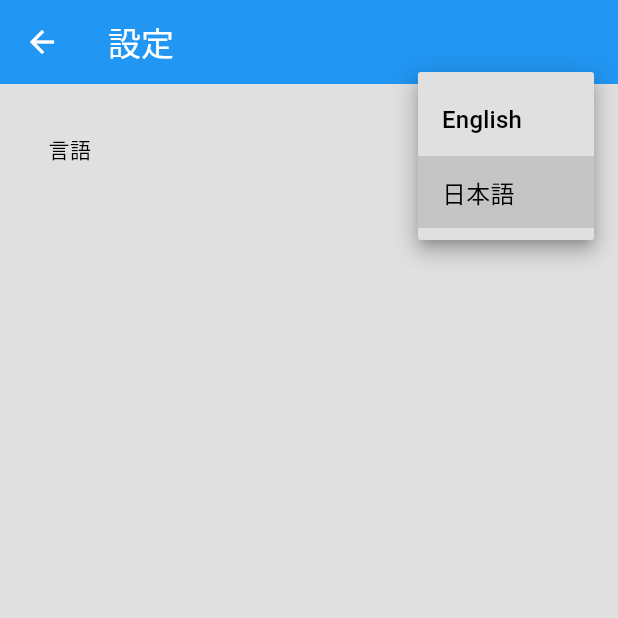
After one commit to satoyan/sweat_and_beers, a Flutter app: the SettingsScreen screen opened by its route, after a tap on "日本語", on a phone screen of 412 x 824 dp, the top half of it. The commit adds this screen. Run offline on Flutter 3.47's test engine with Material 3 defaults, Android fonts, the phone set to English and light mode, and no system bars; our stand-ins replace flutter_dotenv, geolocator, get, logger, shared_preferences; missing offline and left inert: google_maps_webservice; accounts and stored records are empty.

Commit message:
feat: Implement settings screen for language selection
- Add a new settings screen allowing users to switch between English and Japanese.
- Use the `shared_preferences` package to persist the selected language locally.
- Create `SettingsController` to manage locale state and interactions with `shared_preferences`.
- Update `GetMaterialApp` routing to include the new settings screen and binding.
- Add a settings icon to the search screen's app bar for navigation.
- Update l10n `.arb` files with new keys for the settings screen and regenerate localization delegates.
- Refactor API data sources (`GooglePlacesApiDataSource` and `GooglePlacesDetailsApiDataSource`) to use the dynamic locale from `Get.locale` instead of a hardcoded constant.
- Remove the unused `defaultLang` constant from `AppConstants`.

```diff
--- a/l10n/app_en.arb
+++ b/l10n/app_en.arb
@@ -23,5 +23,7 @@
     "openingHoursLabel": "Opening Hours",
     "reviewsLabel": "Reviews",
     "map": "Map",
-    "shopOpensAt": "Opens at: {time}"
+    "shopOpensAt": "Opens at: {time}",
+    "settings": "Settings",
+    "language": "Language"
 }
--- a/l10n/app_ja.arb
+++ b/l10n/app_ja.arb
@@ -23,5 +23,7 @@
     "openingHoursLabel": "営業時間",
     "reviewsLabel": "レビュー",
     "map": "地図",
-    "shopOpensAt": "開店時間: {time}"
+    "shopOpensAt": "開店時間: {time}",
+    "settings": "設定",
+    "language": "言語"
 }
--- a/lib/app_pages.dart
+++ b/lib/app_pages.dart
@@ -5,6 +5,8 @@ import 'package:sweat_and_beers/features/detail/presentation/screens/detail_scre
 import 'package:sweat_and_beers/features/detail/bindings/detail_binding.dart';
 import 'package:sweat_and_beers/features/search/bindings/search_binding.dart';
 import 'package:sweat_and_beers/features/search/presentation/screens/search_screen.dart';
+import 'package:sweat_and_beers/features/settings/bindings/settings_binding.dart';
+import 'package:sweat_and_beers/features/settings/presentation/screens/settings_screen.dart';
 
 class AppPages {
   static final routes = [
@@ -15,5 +17,10 @@ class AppPages {
     ),
     GetPage(name: AppRoutes.detail, page: () => const DetailScreen(), binding: DetailBinding()),
     GetPage(name: AppRoutes.signIn, page: () => const SignInScreen()),
+    GetPage(
+      name: AppRoutes.settings,
+      page: () => const SettingsScreen(),
+      binding: SettingsBinding(),
+    ),
   ];
 }
--- a/lib/app_routes.dart
+++ b/lib/app_routes.dart
@@ -2,4 +2,5 @@ abstract class AppRoutes {
   static const search = '/search';
   static const detail = '/detail';
   static const signIn = '/signIn';
+  static const settings = '/settings';
 }
--- a/lib/core/constants/app_constants.dart
+++ b/lib/core/constants/app_constants.dart
@@ -3,5 +3,4 @@ class AppConstants {
 
   static const String beerKeywordJa = 'ビール';
   static const String placeTypes = 'restaurant,bar';
-  static const String defaultLang = 'ja';
 }
--- a/lib/features/detail/data/datasources/google_places_details_api_datasource.dart
+++ b/lib/features/detail/data/datasources/google_places_details_api_datasource.dart
@@ -1,6 +1,6 @@
+import 'package:get/get.dart';
 import 'package:google_maps_webservice/places.dart';
 import 'package:flutter_dotenv/flutter_dotenv.dart';
-import 'package:sweat_and_beers/core/constants/app_constants.dart';
 import 'package:sweat_and_beers/core/utils/logger.dart';
 
 class GooglePlacesDetailsApiDataSource {
@@ -13,7 +13,7 @@ class GooglePlacesDetailsApiDataSource {
     try {
       final response = await _places.getDetailsByPlaceId(
         placeId,
-        language: AppConstants.defaultLang,
+        language: Get.locale?.languageCode ?? 'en',
       );
       if (response.status == 'OK') {
         return response.result;
--- a/lib/features/search/data/datasources/google_places_api_datasource.dart
+++ b/lib/features/search/data/datasources/google_places_api_datasource.dart
@@ -1,3 +1,4 @@
+import 'package:get/get.dart';
 import 'package:google_maps_webservice/places.dart';
 import 'package:sweat_and_beers/core/constants/app_constants.dart';
 import 'package:sweat_and_beers/features/search/domain/entities/search_result.dart';
@@ -22,7 +23,7 @@ class GooglePlacesApiDataSource {
         radius,
         keyword: query,
         type: AppConstants.placeTypes,
-        language: AppConstants.defaultLang,
+        language: Get.locale?.languageCode ?? 'en',
       );
 
       if (response.status == 'OK') {
--- a/lib/features/search/presentation/screens/search_screen.dart
+++ b/lib/features/search/presentation/screens/search_screen.dart
@@ -16,6 +16,12 @@ class SearchScreen extends GetView<SearchController> {
       appBar: AppBar(
         title: Text(l10n.appTitle),
         actions: [
+          IconButton(
+            icon: const Icon(Icons.settings),
+            onPressed: () {
+              Get.toNamed(AppRoutes.settings);
+            },
+          ),
           if (kDebugMode) ...[
             Obx(
               () => Switch(
--- /dev/null
+++ b/lib/features/settings/bindings/settings_binding.dart
@@ -0,0 +1,9 @@
+import 'package:get/get.dart';
+import 'package:sweat_and_beers/features/settings/presentation/controllers/settings_controller.dart';
+
+class SettingsBinding extends Bindings {
+  @override
+  void dependencies() {
+    Get.lazyPut<SettingsController>(() => SettingsController());
+  }
+}
--- /dev/null
+++ b/lib/features/settings/presentation/controllers/settings_controller.dart
@@ -0,0 +1,31 @@
+import 'package:flutter/material.dart';
+import 'package:get/get.dart';
+import 'package:shared_preferences/shared_preferences.dart';
+
+class SettingsController extends GetxController {
+  static const String _languageCodeKey = 'language_code';
+  final Rx<Locale> _locale = Get.locale!.obs;
+  Locale get locale => _locale.value;
+
+  @override
+  void onInit() {
+    super.onInit();
+    _loadLocale();
+  }
+
+  Future<void> _loadLocale() async {
+    final prefs = await SharedPreferences.getInstance();
+    final languageCode = prefs.getString(_languageCodeKey);
+    if (languageCode != null) {
+      _locale.value = Locale(languageCode);
+      Get.updateLocale(_locale.value);
+    }
+  }
+
+  Future<void> changeLocale(String languageCode) async {
+    final prefs = await SharedPreferences.getInstance();
+    await prefs.setString(_languageCodeKey, languageCode);
+    _locale.value = Locale(languageCode);
+    Get.updateLocale(_locale.value);
+  }
+}
--- /dev/null
+++ b/lib/features/settings/presentation/screens/settings_screen.dart
@@ -0,0 +1,48 @@
+import 'package:flutter/material.dart';
+import 'package:get/get.dart';
+import 'package:sweat_and_beers/features/settings/presentation/controllers/settings_controller.dart';
+import 'package:sweat_and_beers/generated/l10n/app_localizations.dart';
+
+class SettingsScreen extends GetView<SettingsController> {
+  const SettingsScreen({super.key});
+
+  @override
+  Widget build(BuildContext context) {
+    final l10n = AppLocalizations.of(context)!;
+    return Scaffold(
+      appBar: AppBar(
+        title: Text(l10n.settings),
+      ),
+      body: Padding(
+        padding: const EdgeInsets.all(16.0),
+        child: Column(
+          children: [
+            ListTile(
+              title: Text(l10n.language),
+              trailing: Obx(
+                () => DropdownButton<String>(
+                  value: controller.locale.languageCode,
+                  onChanged: (String? newValue) {
+                    if (newValue != null) {
+                      controller.changeLocale(newValue);
+                    }
+                  },
+                  items: const [
+                    DropdownMenuItem(
+                      value: 'en',
+                      child: Text('English'),
+                    ),
+                    DropdownMenuItem(
+                      value: 'ja',
+                      child: Text('日本語'),
+                    ),
+                  ],
+                ),
+              ),
+            ),
+          ],
+        ),
+      ),
+    );
+  }
+}
--- a/pubspec.yaml
+++ b/pubspec.yaml
@@ -47,6 +47,7 @@ dependencies:
   flutter_localizations:
     sdk: flutter
   flutter_gen: any
+  shared_preferences: ^2.5.3
 
 dev_dependencies:
   flutter_test:
```
Also changed, not shown: lib/generated/l10n/app_localizations.dart, lib/generated/l10n/app_localizations_en.dart, lib/generated/l10n/app_localizations_ja.dart, pubspec.lock.
